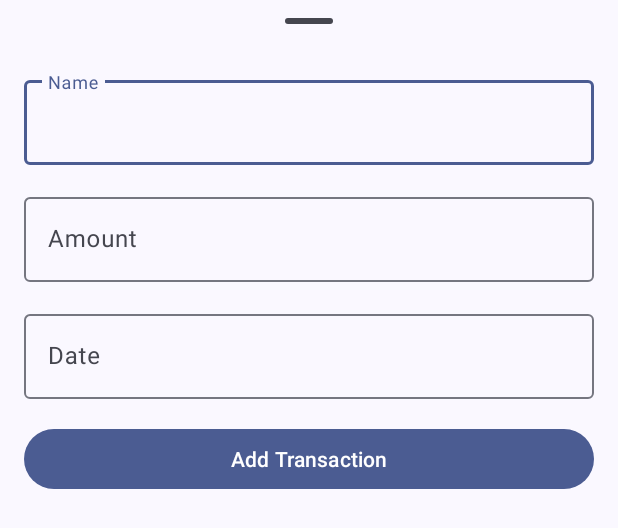
After one commit to CekDuit/android, an Android app: the layout fragment_add_transaction.xml on its own in the app's theme, with its tools: preview values and no code run, on a phone screen of 412 x 824 dp. The commit adds this screen. Shown: the top 528 px of the screen. Run offline under Robolectric (Android 15) with nearby library versions, the phone set to English and light mode, and no system bars.

Commit message:
Update line chart style and add bottom sheet

```diff
--- /dev/null
+++ b/app/src/main/res/drawable/rounded_add_24.xml
@@ -0,0 +1,5 @@
+<vector xmlns:android="http://schemas.android.com/apk/res/android" android:height="24dp" android:tint="#000000" android:viewportHeight="960" android:viewportWidth="960" android:width="24dp">
+
+    <path android:fillColor="@android:color/white" android:pathData="M440,520L240,520Q223,520 211.5,508.5Q200,497 200,480Q200,463 211.5,451.5Q223,440 240,440L440,440L440,240Q440,223 451.5,211.5Q463,200 480,200Q497,200 508.5,211.5Q520,223 520,240L520,440L720,440Q737,440 748.5,451.5Q760,463 760,480Q760,497 748.5,508.5Q737,520 720,520L520,520L520,720Q520,737 508.5,748.5Q497,760 480,760Q463,760 451.5,748.5Q440,737 440,720L440,520Z"/>
+
+</vector>
--- /dev/null
+++ b/app/src/main/res/layout/fragment_add_transaction.xml
@@ -0,0 +1,84 @@
+<?xml version="1.0" encoding="utf-8"?>
+<androidx.constraintlayout.widget.ConstraintLayout xmlns:android="http://schemas.android.com/apk/res/android"
+    xmlns:app="http://schemas.android.com/apk/res-auto"
+    android:layout_width="match_parent"
+    android:layout_height="wrap_content"
+    android:paddingBottom="16dp">
+
+    <com.google.android.material.bottomsheet.BottomSheetDragHandleView
+        android:id="@+id/drag_handle"
+        android:layout_width="match_parent"
+        android:layout_height="wrap_content"
+        app:layout_constraintTop_toTopOf="parent" />
+
+    <com.google.android.material.textfield.TextInputLayout
+        android:id="@+id/name_field"
+        android:layout_width="match_parent"
+        android:layout_height="wrap_content"
+        android:layout_marginStart="16dp"
+        android:layout_marginEnd="16dp"
+        android:hint="@string/transaction_name_label"
+        app:layout_constraintEnd_toEndOf="parent"
+        app:layout_constraintStart_toStartOf="parent"
+        app:layout_constraintTop_toBottomOf="@id/drag_handle">
+
+        <com.google.android.material.textfield.TextInputEditText
+            android:layout_width="match_parent"
+            android:layout_height="wrap_content" />
+
+    </com.google.android.material.textfield.TextInputLayout>
+
+    <com.google.android.material.textfield.TextInputLayout
+        android:id="@+id/amount_field"
+        android:layout_width="match_parent"
+        android:layout_height="wrap_content"
+        android:layout_marginStart="16dp"
+        android:layout_marginTop="16dp"
+        android:layout_marginEnd="16dp"
+        android:hint="@string/amount"
+        app:layout_constraintEnd_toEndOf="parent"
+        app:layout_constraintStart_toStartOf="parent"
+        app:layout_constraintTop_toBottomOf="@id/name_field"
+        app:prefixText="Rp">
+
+        <com.google.android.material.textfield.TextInputEditText
+            android:layout_width="match_parent"
+            android:layout_height="wrap_content"
+            android:inputType="number" />
+
+    </com.google.android.material.textfield.TextInputLayout>
+
+    <com.google.android.material.textfield.TextInputLayout
+        android:id="@+id/date_field_layout"
+        android:layout_width="match_parent"
+        android:layout_height="wrap_content"
+        android:layout_marginStart="16dp"
+        android:layout_marginTop="16dp"
+        android:layout_marginEnd="16dp"
+        android:hint="@string/date"
+        app:layout_constraintEnd_toEndOf="parent"
+        app:layout_constraintStart_toStartOf="parent"
+        app:layout_constraintTop_toBottomOf="@id/amount_field">
+
+        <com.google.android.material.textfield.TextInputEditText
+            android:id="@+id/date_field"
+
+            android:layout_width="match_parent"
+            android:layout_height="wrap_content"
+            android:inputType="date" />
+
+    </com.google.android.material.textfield.TextInputLayout>
+
+    <com.google.android.material.button.MaterialButton
+        android:layout_width="0dp"
+        android:paddingVertical="10dp"
+        style="@style/Widget.Material3.Button"
+        android:text="@string/add_transaction"
+        android:layout_height="wrap_content"
+        android:layout_marginStart="16dp"
+        android:layout_marginTop="16dp"
+        android:layout_marginEnd="16dp"
+        app:layout_constraintEnd_toEndOf="parent"
+        app:layout_constraintStart_toStartOf="parent"
+        app:layout_constraintTop_toBottomOf="@+id/date_field_layout" />
+</androidx.constraintlayout.widget.ConstraintLayout>
--- a/app/src/main/res/values/colors.xml
+++ b/app/src/main/res/values/colors.xml
@@ -1,4 +1,5 @@
 <resources>
+    <color name="blue_primary">#3B82F6</color>
     <color name="md_theme_primary">#4B5C92</color>
     <color name="md_theme_onPrimary">#FFFFFF</color>
     <color name="md_theme_primaryContainer">#DBE1FF</color>
--- a/app/src/main/res/values/strings.xml
+++ b/app/src/main/res/values/strings.xml
@@ -5,4 +5,13 @@
     <string name="home">Home</string>
     <string name="search">Search</string>
     <string name="search_transaction">Search Transaction</string>
+    <string name="tooltip">Marker</string>
+    <string name="line_chart">Line Chart</string>
+    <string name="fab_content_desc">Add New Transaction</string>
+    <string name="add_transaction_title">Add Transaction</string>
+    <string name="transaction_name_label">Name</string>
+    <string name="amount">Amount</string>
+    <string name="add_transaction">Add Transaction</string>
+    <string name="date">Date</string>
+    <string name="select_date">Select Date</string>
 </resources>
```
Also changed, not shown: app/src/main/java/com/cekduit/app/MainActivity.kt (+8 -0 lines), app/src/main/java/com/cekduit/app/ui/components/AddTransactionBottomSheetDialogFragment.kt (added, +82 -0 lines), app/src/main/java/com/cekduit/app/ui/home/HomeFragment.kt (+15 -8 lines), app/src/main/res/drawable/line_chart_gradient.xml (added, +7 -0 lines), app/src/main/res/layout/activity_main.xml (+15 -3 lines), app/src/main/res/layout/fragment_home.xml (+23 -22 lines).
